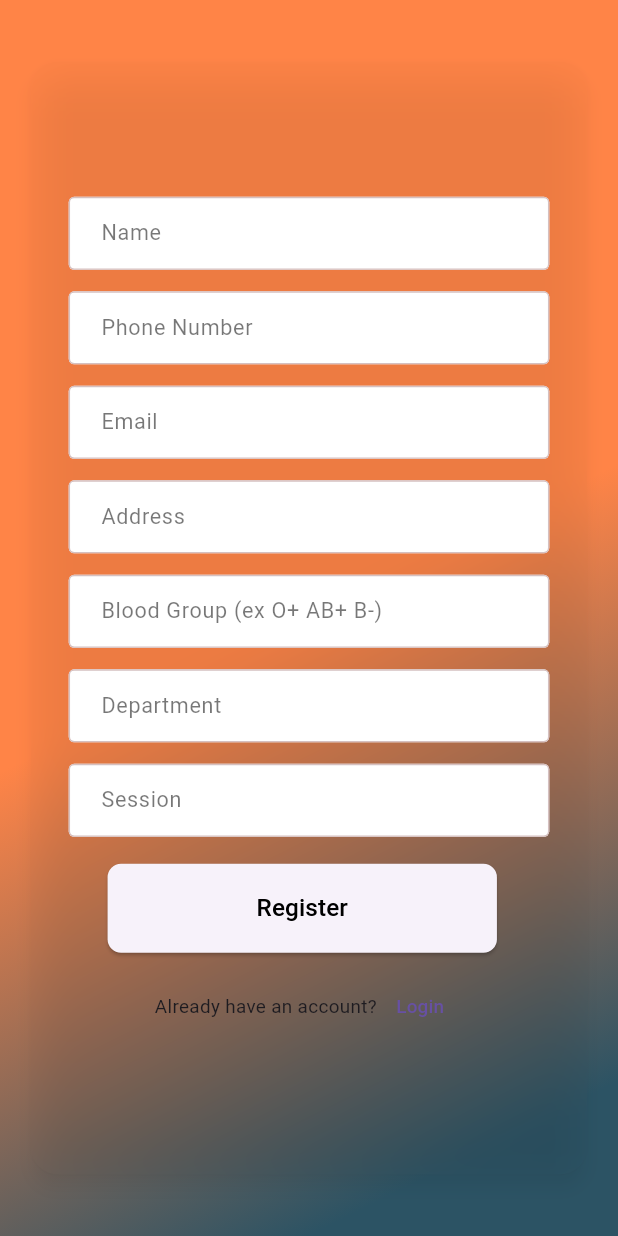
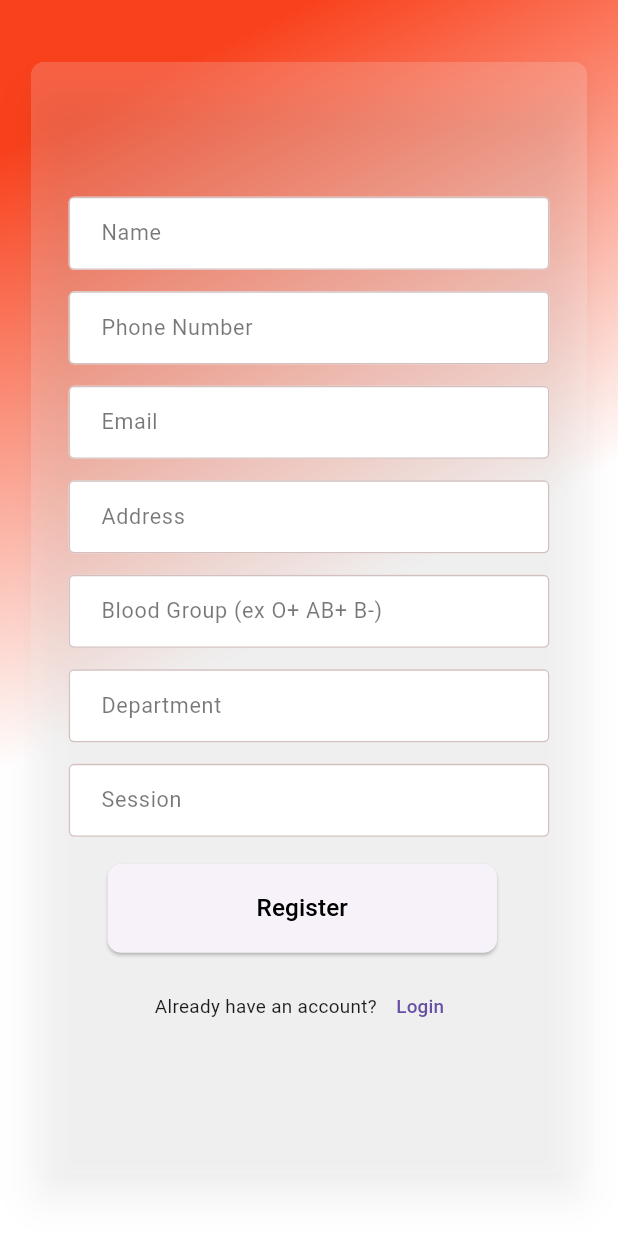
Before and after one commit to nahidkhan-2002/ist_blood_donors, a Flutter app: the Registerpage screen opened by its route, on a phone screen of 412 x 824 dp. Run offline on Flutter 3.47's test engine with Material 3 defaults, Android fonts, the light colour scheme and no system bars; drawn by our look-alikes of blurrycontainer, shimmer; our stand-ins replace animated_splash_screen, cloud_firestore, firebase_auth, firebase_core, flutter_svg, fluttertoast and 3 more; accounts and stored records are empty.

Commit message:
changed the background color of registration page

```diff
--- a/lib/registerpage.dart
+++ b/lib/registerpage.dart
@@ -83,11 +83,11 @@ class _RegisterpageState extends State<Registerpage> {
                 scale: 0.9,
                 child: Center(
                   child: BlurryContainer.expand(
-                    blur: 15,
-                    elevation: 5,
-                    color: Colors.transparent,
+                    blur: 5,
+                    elevation: 10,
+                    color: const Color.fromARGB(45, 248, 248, 248),
                     padding: const EdgeInsets.all(8),
-                    borderRadius: const BorderRadius.all(Radius.circular(20)),
+                    borderRadius: const BorderRadius.all(Radius.circular(10)),
                     child: Center(
                       child: SingleChildScrollView(
                         padding: EdgeInsets.all(20),
--- a/lib/style.dart
+++ b/lib/style.dart
@@ -83,10 +83,10 @@ Container ScreenBackgroundReg(context) {
         begin: Alignment.topLeft,
         end: Alignment.bottomRight,
         colors: [
-          Color.fromARGB(255, 255, 132, 71), // গাঢ় নীল
-          Color(0xFF2C5364), // গাঢ় পার্পল/ম্যাজেন্টা
+          Color.fromARGB(255, 249, 65, 28), // গাঢ় নীল
+          Color.fromARGB(255, 255, 255, 255), // গাঢ় পার্পল/ম্যাজেন্টা
         ],
-        stops: [0.5, 0.9],
+        stops: [0.1, 0.5],
       ),
     ),
   );
```
